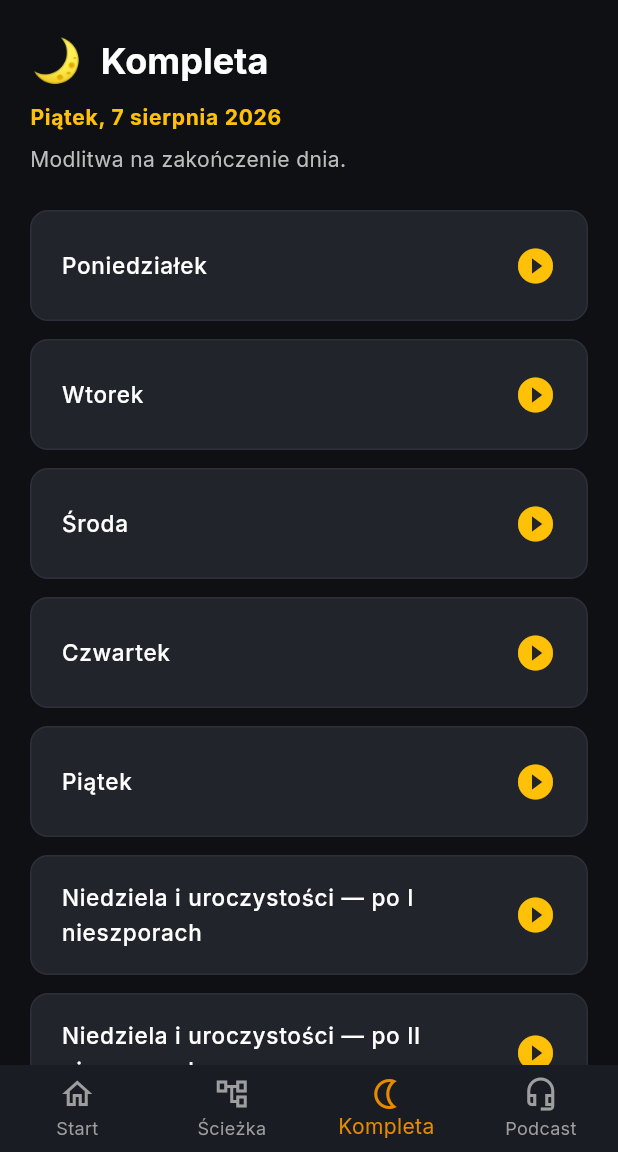
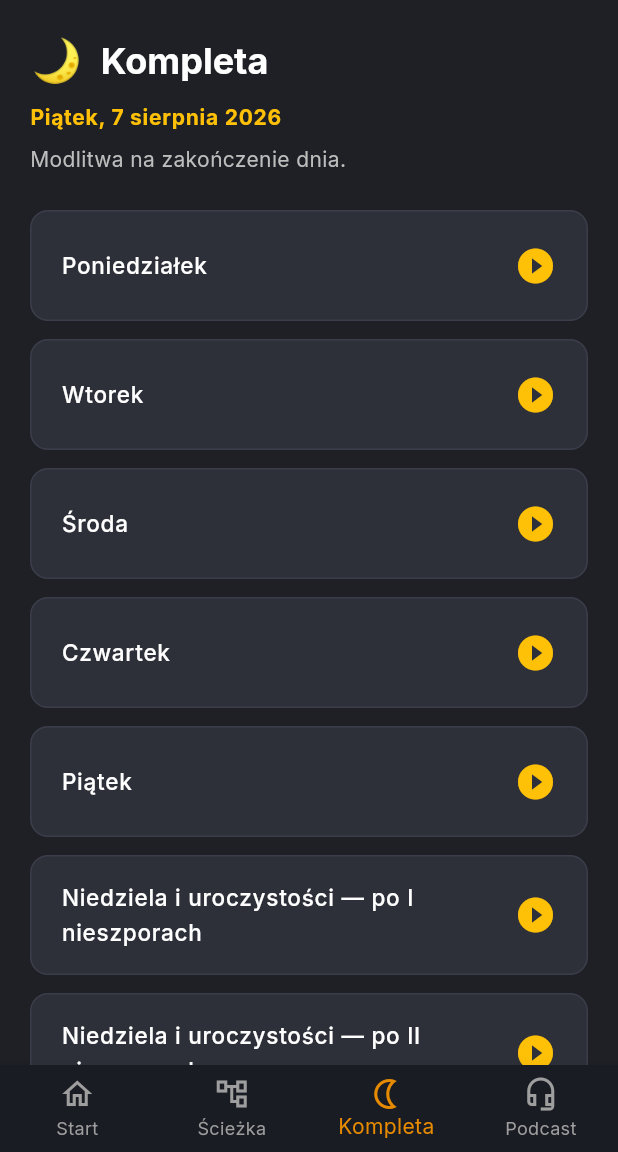
Before and after one commit to lobrusik/zpasjidoliturgii_app, a Flutter app: the screen it shows once a user with an empty profile is signed in, item 3 of the bottom bar chosen, on a phone screen of 412 x 824 dp, the part 84-1236 px from its top. Run offline on Flutter 3.47's test engine with Material 3 defaults, Android fonts, the phone set to English and light mode, and no system bars; our stand-ins replace cached_network_image, carousel_slider, cloud_firestore, connectivity_plus, equatable, firebase_auth and 10 more; accounts and stored records are empty; network calls fail.

Commit message:
Fixed completorium -v5

```diff
--- a/lib/features/liturgical_courses/presentation/screens/plan_screen.dart
+++ b/lib/features/liturgical_courses/presentation/screens/plan_screen.dart
@@ -1,5 +1,4 @@
 import 'package:flutter/material.dart';
-import 'package:firebase_auth/firebase_auth.dart';
 import 'package:intl/intl.dart';
 import 'completorium_day_detail_screen.dart';
 
@@ -9,40 +8,6 @@ class PlanScreen extends StatelessWidget {
   @override
   Widget build(BuildContext context) {
     final theme = Theme.of(context);
-    return StreamBuilder<User?>(
-      stream: FirebaseAuth.instance.authStateChanges(),
-      builder: (context, snapshot) {
-        if (snapshot.connectionState == ConnectionState.waiting) {
-          return Scaffold(
-            backgroundColor: theme.scaffoldBackgroundColor,
-            body: const Center(
-              child: CircularProgressIndicator(color: Colors.amber),
-            ),
-          );
-        }
-        final user = snapshot.data;
-
-        if (user == null) {
-          return Scaffold(
-            backgroundColor: theme.scaffoldBackgroundColor,
-            body: const Center(
-              child: Padding(
-                padding: EdgeInsets.all(24.0),
-                child: Text(
-                  'Musisz być zalogowany, aby widzieć kompletę.',
-                  textAlign: TextAlign.center,
-                  style: TextStyle(color: Colors.white, fontSize: 16),
-                ),
-              ),
-            ),
-          );
-        }
-
-        return _buildCompletoriumContent(context, theme);
-      },
-    );
-  }
-  Widget _buildCompletoriumContent(BuildContext context, ThemeData theme) {
     final String formattedDate = DateFormat('EEEE, d MMMM yyyy', 'pl_PL').format(DateTime.now());
 
     final List<Map<String, String>> completoriumDays = [
@@ -56,8 +21,9 @@ class PlanScreen extends StatelessWidget {
     ];
 
     return Scaffold(
-      backgroundColor: theme.scaffoldBackgroundColor,
-      body: SingleChildScrollView(
+      backgroundColor: const Color(0xFF1E2026),
+      body: SafeArea(
+        child: SingleChildScrollView(
           padding: const EdgeInsets.all(20.0),
           child: Column(
             crossAxisAlignment: CrossAxisAlignment.start,
@@ -97,9 +63,9 @@ class PlanScreen extends StatelessWidget {
                 return Container(
                   margin: const EdgeInsets.only(bottom: 12),
                   decoration: BoxDecoration(
-                  color: const Color(0xFF22242B),
+                    color: const Color(0xFF2D3039), // Kolor kafelków
                     borderRadius: BorderRadius.circular(12),
-                  border: Border.all(color: const Color(0xFF2D3039)),
+                    border: Border.all(color: const Color(0xFF3B3E4A)),
                   ),
                   child: ListTile(
                     contentPadding: const EdgeInsets.symmetric(horizontal: 20, vertical: 8),
@@ -130,6 +96,7 @@ class PlanScreen extends StatelessWidget {
             ],
           ),
         ),
+      ),
     );
   }
 }
```
Lines whose indentation alone changed are shown as unchanged.
